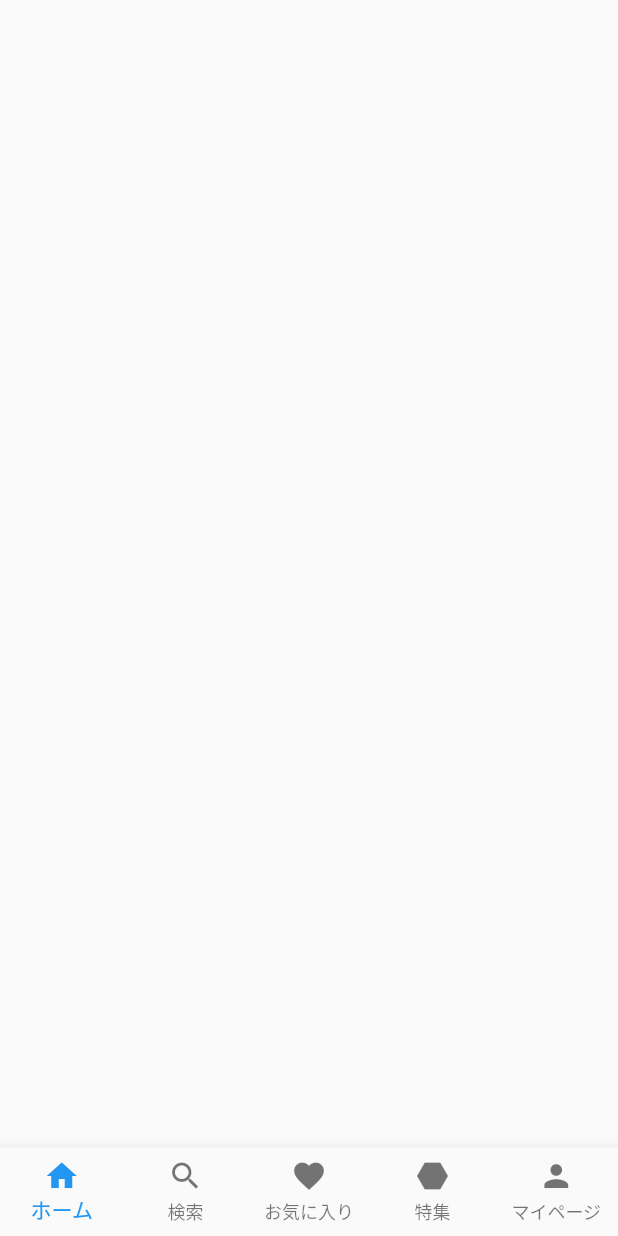
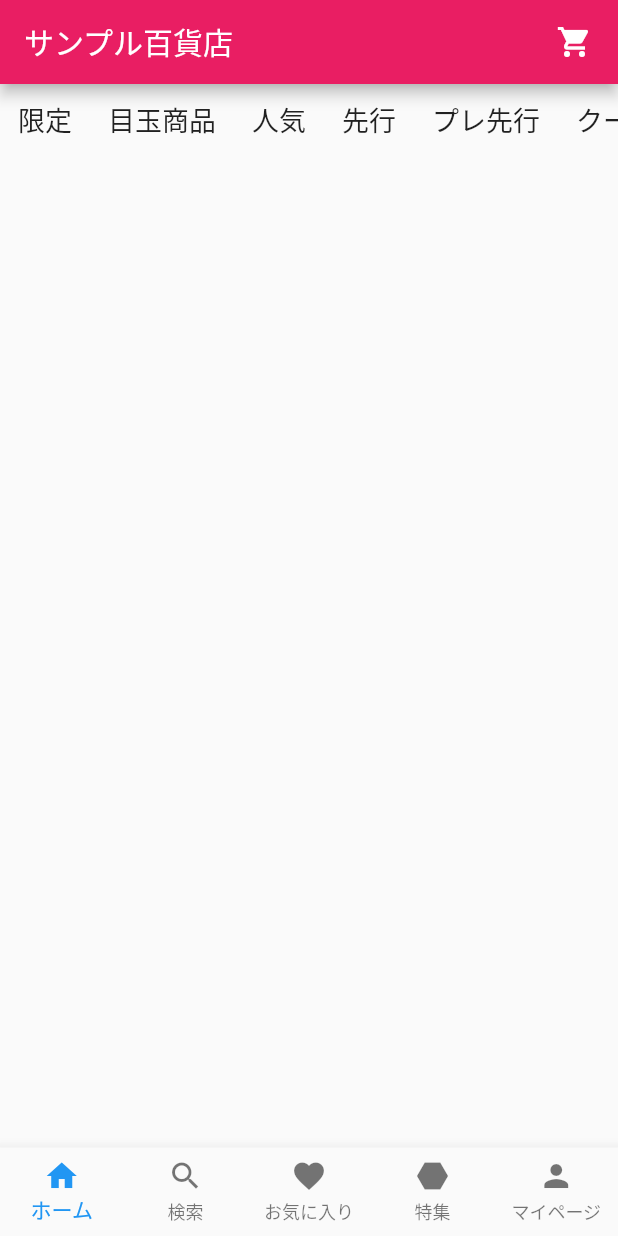
Before and after one commit to TakumaNaito227/sample_department_store_clone, a Flutter app: the screen it shows after launch, on a phone screen of 412 x 824 dp. Run offline on Flutter 3.47's test engine with Material 2 defaults, Android fonts, the light colour scheme and no system bars.

Commit message:
homeの上部実装

```diff
--- /dev/null
+++ b/lib/home.dart
@@ -0,0 +1,120 @@
+import 'package:flutter/material.dart';
+
+class Home extends StatefulWidget {
+  const Home({super.key});
+
+  @override
+  State<Home> createState() => _HomeState();
+}
+
+class _HomeState extends State<Home> {
+  @override
+  Widget build(BuildContext context) {
+    return Scaffold(
+      appBar: AppBar(
+        title: const Text('サンプル百貨店'),
+        backgroundColor: Colors.pink,
+        actions: [
+          Padding(
+            padding: const EdgeInsets.only(right: 5.0),
+            child: IconButton(
+              icon: const Icon(Icons.shopping_cart),
+              onPressed: () {
+                // ショッピングカートが押されたときの処理を追加
+              },
+            ),
+          ),
+        ],
+      ),
+      body: SingleChildScrollView(
+        // RowをラップしたSingleChildScrollView
+        scrollDirection: Axis.horizontal, // 横スクロールを有効にする
+        child: Row(
+          mainAxisAlignment: MainAxisAlignment.spaceEvenly,
+          children: [
+            Container(
+              padding: const EdgeInsets.only(left: 12, right: 12),
+              margin: const EdgeInsets.only(top: 10, bottom: 10),
+              child: const Text(
+                '限定',
+                style: TextStyle(
+                  fontSize: 18,
+                ),
+              ),
+            ),
+            Container(
+              padding: const EdgeInsets.only(left: 12, right: 12),
+              margin: const EdgeInsets.only(top: 10, bottom: 10),
+              child: const Text(
+                '目玉商品',
+                style: TextStyle(
+                  fontSize: 18,
+                ),
+              ),
+            ),
+            Container(
+              padding: const EdgeInsets.only(left: 12, right: 12),
+              margin: const EdgeInsets.only(top: 10, bottom: 10),
+              child: const Text(
+                '人気',
+                style: TextStyle(
+                  fontSize: 18,
+                ),
+              ),
+            ),
+            Container(
+              padding: const EdgeInsets.only(left: 12, right: 12),
+              margin: const EdgeInsets.only(top: 10, bottom: 10),
+              child: const Text(
+                '先行',
+                style: TextStyle(
+                  fontSize: 18,
+                ),
+              ),
+            ),
+            Container(
+              padding: const EdgeInsets.only(left: 12, right: 12),
+              margin: const EdgeInsets.only(top: 10, bottom: 10),
+              child: const Text(
+                'プレ先行',
+                style: TextStyle(
+                  fontSize: 18,
+                ),
+              ),
+            ),
+            Container(
+              padding: const EdgeInsets.only(left: 12, right: 12),
+              margin: const EdgeInsets.only(top: 10, bottom: 10),
+              child: const Text(
+                'クーポン',
+                style: TextStyle(
+                  fontSize: 18,
+                ),
+              ),
+            ),
+            Container(
+              padding: const EdgeInsets.only(left: 12, right: 12),
+              margin: const EdgeInsets.only(top: 10, bottom: 10),
+              child: const Text(
+                '抽選',
+                style: TextStyle(
+                  fontSize: 18,
+                ),
+              ),
+            ),
+            Container(
+              padding: const EdgeInsets.only(left: 12, right: 12),
+              margin: const EdgeInsets.only(top: 10, bottom: 10),
+              child: const Text(
+                '履歴',
+                style: TextStyle(
+                  fontSize: 18,
+                ),
+              ),
+            ),
+          ],
+        ),
+      ),
+    );
+  }
+}
--- a/lib/main.dart
+++ b/lib/main.dart
@@ -1,6 +1,7 @@
 import 'package:flutter/material.dart';
 
 import 'footer.dart';
+import 'home.dart';
 
 void main() {
   runApp(const MyApp());
@@ -19,6 +20,7 @@ class MyApp extends StatelessWidget {
         visualDensity: VisualDensity.adaptivePlatformDensity,
       ),
       home: const Scaffold(
+        body: Home(),
         bottomNavigationBar: Footer(),
       ),
     );
```
